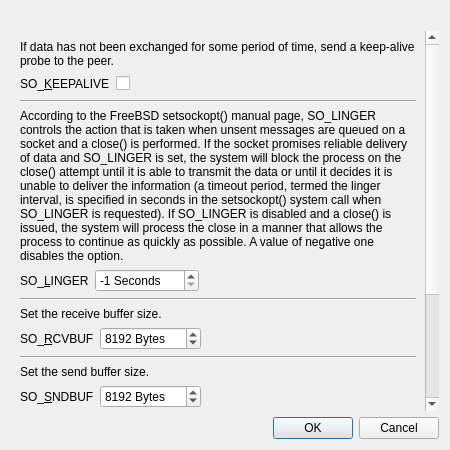
Before: the Qt Designer form branches/trunk/UI/spot-on-socket-options.ui in textbrowser/spot-on, drawn with Qt 5.
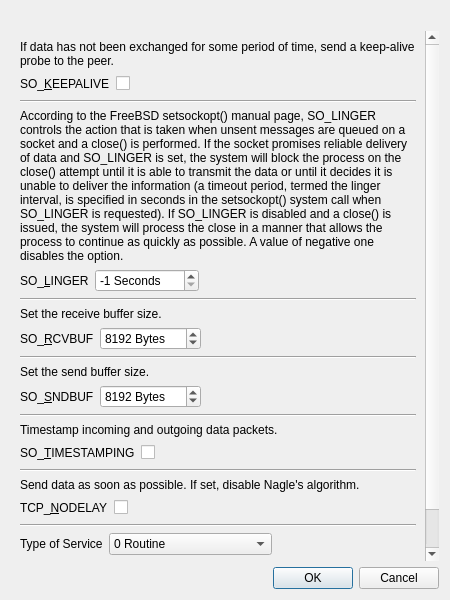
After: the same form once the commit is applied. Icons and pictures are not drawn.

Commit message: Type of Service.

Diff of the .ui file:
```diff
--- a/branches/trunk/UI/spot-on-socket-options.ui
+++ b/branches/trunk/UI/spot-on-socket-options.ui
@@ -7,7 +7,7 @@
     <x>0</x>
     <y>0</y>
     <width>450</width>
-    <height>450</height>
+    <height>600</height>
    </rect>
   </property>
   <property name="windowIcon">
@@ -38,8 +38,8 @@
        <rect>
         <x>0</x>
         <y>0</y>
-        <width>416</width>
-        <height>753</height>
+        <width>417</width>
+        <height>710</height>
        </rect>
       </property>
       <layout class="QVBoxLayout" name="verticalLayout_2">
@@ -369,6 +369,87 @@
          </item>
         </layout>
        </item>
+       <item>
+        <widget class="Line" name="line_6">
+         <property name="orientation">
+          <enum>Qt::Horizontal</enum>
+         </property>
+        </widget>
+       </item>
+       <item>
+        <layout class="QHBoxLayout" name="horizontalLayout_7">
+         <item>
+          <widget class="QLabel" name="label_13">
+           <property name="text">
+            <string>Type of Service</string>
+           </property>
+           <property name="buddy">
+            <cstring>so_sndbuf</cstring>
+           </property>
+          </widget>
+         </item>
+         <item>
+          <widget class="QComboBox" name="type_of_service">
+           <property name="sizeAdjustPolicy">
+            <enum>QComboBox::AdjustToContents</enum>
+           </property>
+           <item>
+            <property name="text">
+             <string>0 Routine</string>
+            </property>
+           </item>
+           <item>
+            <property name="text">
+             <string>32 Priority</string>
+            </property>
+           </item>
+           <item>
+            <property name="text">
+             <string>64 Immediate</string>
+            </property>
+           </item>
+           <item>
+            <property name="text">
+             <string>96 Flash</string>
+            </property>
+           </item>
+           <item>
+            <property name="text">
+             <string>128 Flash Override</string>
+            </property>
+           </item>
+           <item>
+            <property name="text">
+             <string>160 CRITIC / ECP</string>
+            </property>
+           </item>
+           <item>
+            <property name="text">
+             <string>192 Internetwork Control</string>
+            </property>
+           </item>
+           <item>
+            <property name="text">
+             <string>224 Network Control</string>
+            </property>
+           </item>
+          </widget>
+         </item>
+         <item>
+          <spacer name="horizontalSpacer_7">
+           <property name="orientation">
+            <enum>Qt::Horizontal</enum>
+           </property>
+           <property name="sizeHint" stdset="0">
+            <size>
+             <width>40</width>
+             <height>20</height>
+            </size>
+           </property>
+          </spacer>
+         </item>
+        </layout>
+       </item>
        <item>
         <spacer name="verticalSpacer">
          <property name="orientation">
```
The commit also changes 5 other files.
